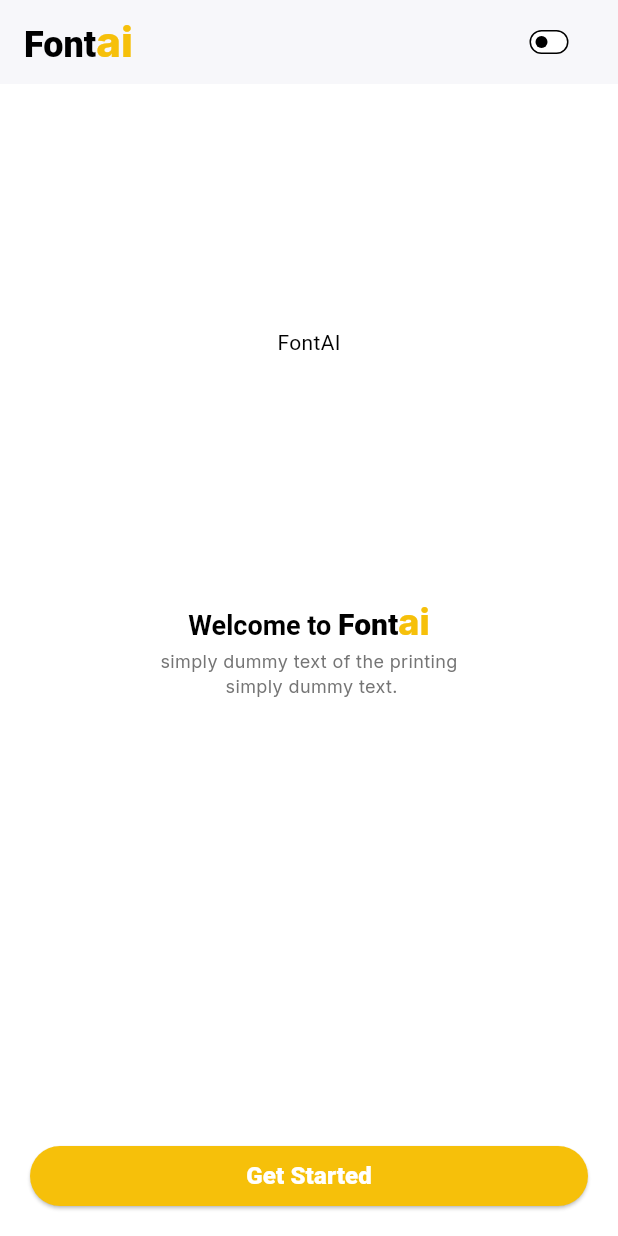
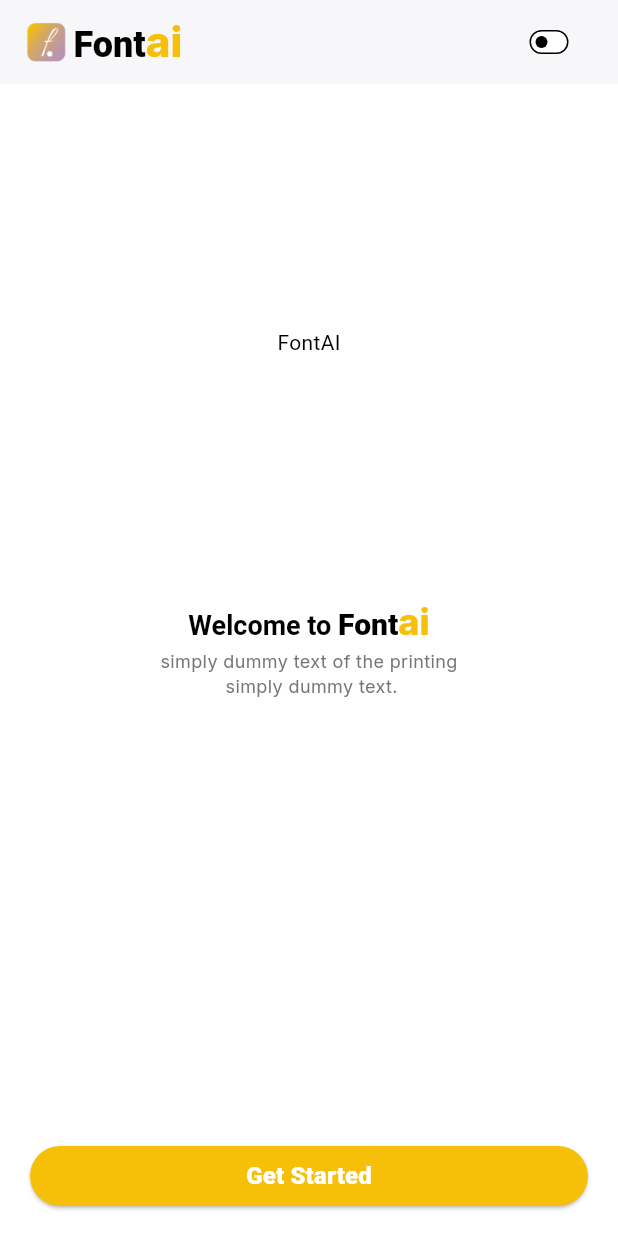
Before and after one commit to kwakyebrilliant/fontsai_chrome_extension, a Flutter app: the screen it shows after launch, on a phone screen of 412 x 824 dp. Run offline on Flutter 3.47's test engine with Material 3 defaults, Android fonts, the phone set to English and light mode, and no system bars; our stand-ins replace google_fonts, shared_preferences.

Commit message:
main page updates

```diff
--- a/lib/Auth/main_page.dart
+++ b/lib/Auth/main_page.dart
@@ -45,6 +45,24 @@
         title: Row(
           mainAxisAlignment: MainAxisAlignment.spaceBetween,
           children: [
+            Row(
+              children: [
+                Container(
+                  height: 30.0,
+                  width: 30.0,
+                  decoration: const BoxDecoration(
+                    image: DecorationImage(
+                      // Background image here
+                      image: AssetImage(
+                        "assets/images/logo.png",
+                      ),
+                      fit: BoxFit.cover,
+                    ),
+                  ),
+                ),
+                SizedBox(
+                  width: 3.0,
+                ),
                 RichText(
                   text: TextSpan(
                     children: <TextSpan>[
@@ -66,6 +84,8 @@
                       ),
                     ],
                   ),
+                ),
+              ],
             ),
             Transform.scale(
               scale: 0.5,
```
Lines whose indentation alone changed are shown as unchanged.
